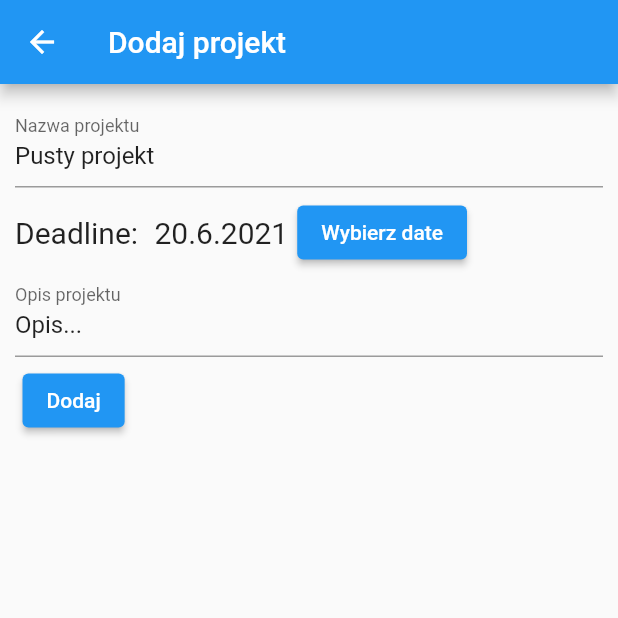
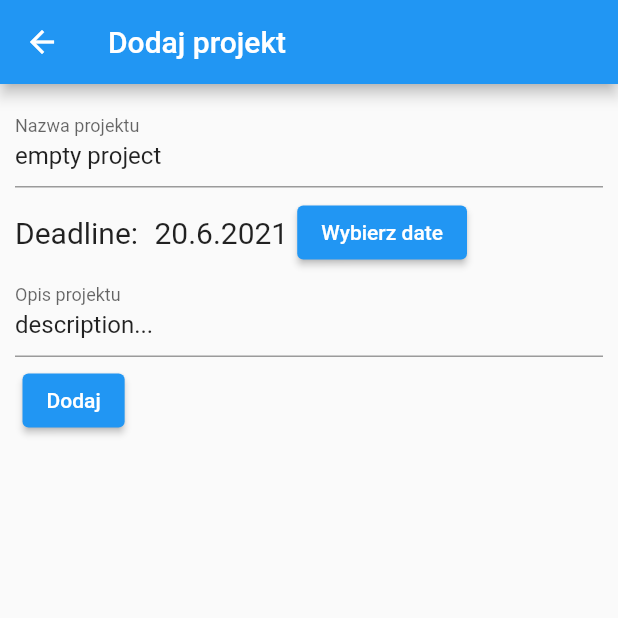
Before and after one commit to koper784/zrub, a Flutter app: the screen it shows after launch, after a tap on "Dodaj projekt", on a phone screen of 412 x 824 dp, the top half of it. Run offline on Flutter 3.47's test engine with Material 2 defaults, Android fonts, the phone set to English and light mode, and no system bars; our stand-ins replace localstorage.

Commit message:
Wszystko dziala, nie ma jeszcze szukania

```diff
--- a/lib/add_project.dart
+++ b/lib/add_project.dart
@@ -12,11 +12,11 @@ class MyAddProjPage extends StatefulWidget {
 class _MyAddProjPageState extends State<MyAddProjPage> {
   Project proj = Project(
       projDeadline: DateTime.now(),
-      projDesc: 'Opis...',
+      projDesc: 'description...',
       projIsDone: false,
       projProgress: 0.0,
       projTasks: [],
-      projTitle: 'Pusty projekt');
+      projTitle: 'empty project');
 
   final _formKey = GlobalKey<FormState>();
 
@@ -119,7 +119,7 @@ class _MyAddProjPageState extends State<MyAddProjPage> {
                       proj.projDesc = desc;
                       proj.projDeadline = date;
                       _addProject(proj);
-                      Navigator.pop(context);
+                      Navigator.pop(context, 'pipi');
                     }
                   },
                 ),
--- a/lib/main.dart
+++ b/lib/main.dart
@@ -1,4 +1,9 @@
 import 'package:flutter/material.dart';
+import 'package:zrub/add_project.dart';
+import 'package:zrub/add_task.dart';
+import 'package:zrub/edit_project.dart';
+import 'package:zrub/edit_task.dart';
+import 'package:zrub/tasks.dart';
 import 'projects.dart';
 
 void main() {
@@ -14,7 +19,15 @@ class MyApp extends StatelessWidget {
       theme: ThemeData(
         primarySwatch: Colors.blue,
       ),
-      home: MyProjectsPage(),
+      initialRoute: '/projects',
+      routes: {
+        '/projects': (context) => MyProjectsPage(),
+        '/addProj': (context) => MyAddProjPage(),
+        '/editProj': (context) => MyEditProjPage(),
+        '/tasks': (context) => MyTasksPage(),
+        '/addTask': (context) => MyAddTaskPage(),
+        '/editTask': (context) => MyEditTaskPage()
+      },
     );
   }
 }
--- a/lib/projects.dart
+++ b/lib/projects.dart
@@ -5,6 +5,7 @@ import 'package:zrub/tasks.dart' as taskPage;
 import 'dart:convert';
 import 'edit_project.dart' as editProjPage;
 import 'add_project.dart';
+import 'package:localstorage/localstorage.dart';
 
 int getSelectedProject() {
   return _MyProjectsPageState.selectedProject;
@@ -12,6 +13,12 @@ int getSelectedProject() {
 
 void setSelectedProject(int n) {
   _MyProjectsPageState.selectedProject = n;
+}
+
+setProgresses() {
+  for (int i = 0; i < sprojs.items.length; i++) {
+    sprojs.items[i].setProgress();
+  }
 }
 
 Future<List<Project>> getProjectAsset() async {
@@ -57,11 +64,31 @@ class _MyProjectsPageState extends State<MyProjectsPage> {
     return projects;
   }
 
-  Widget _endProjButton(Project proj) {
+  _saveToStorage() {
+    storage.setItem('projects', sprojs.toJson());
+  }
+
+  _deleteProj() {
+    setState(() {
+      sprojs.items.removeAt(selectedProject);
+      selectedProject = 0;
+    });
+    _saveToStorage();
+  }
+
+  Widget _endProjButton() {
     return ElevatedButton(
-        onPressed: () {},
+        onPressed: () {
+          setState(() {
+            sprojs.items[selectedProject].projIsDone =
+                !sprojs.items[selectedProject].projIsDone;
+            _saveToStorage();
+          });
+        },
         child: Text(
-          proj.projIsDone == true ? 'Wznów projekt' : 'Zakończ projekt',
+          sprojs.items[selectedProject].projIsDone == true
+              ? 'Wznów projekt'
+              : 'Zakończ projekt',
         ));
   }
 
@@ -220,65 +247,53 @@ class _MyProjectsPageState extends State<MyProjectsPage> {
                       ],
                     ),
                     Padding(padding: const EdgeInsets.all(10.0)),
-                    // FutureBuilder(
-                    //     future: loadProjects(),
-                    //     builder:
-                    //         (context, AsyncSnapshot<List<Project>> snapshot) {
-                    //       projects = snapshot.data ?? [];
-                    //       //projectsToSave = projects;
-                    //       if (snapshot.hasData) {
-                    //         return Expanded(
-                    //             child: ListView(
-                    //                 children: _getProjectsWidgets(
-                    //                     _displayDone, projects)));
-                    //       } else if (snapshot.hasError) {
-                    //         return Text("${snapshot.error}");
-                    //       }
-                    //       return CircularProgressIndicator();
-                    //     }),
                     FutureBuilder(
                         future: storage.ready,
                         builder: (context, AsyncSnapshot snapshot) {
-                          if (snapshot.data == null) {
-                            return Center(
-                              child: CircularProgressIndicator(),
-                            );
-                          }
+                          if (snapshot.hasData) {
                             if (!initialized) {
                               var items = storage.getItem('projects');
                               if (items != null) {
                                 sprojs.items = List<Project>.from(
-                                (items as List)
-                                    .map((item) => Project.fromJson(item)),
-                              );
+                                    items.map((x) => Project.fromJson(x)));
+                              }
                             }
                             initialized = true;
-                          }
+
                             return Expanded(
                                 child: ListView(
                                     children: _getProjectsWidgets(
                                         _displayDone, sprojs.items)));
+                          } else if (snapshot.hasError) {
+                            return Text("${snapshot.error}");
+                          }
+                          return CircularProgressIndicator();
                         }),
                   ],
                 ),
               ),
               Expanded(
                 child: FutureBuilder(
-                  future: loadProjects(),
-                  builder: (context, AsyncSnapshot<List<Project>> snapshot) {
-                    projects = snapshot.data ?? [];
-                    if (snapshot.hasData) {
+                  future: storage.ready,
+                  builder: (context, AsyncSnapshot snapshot) {
+                    if (snapshot.hasData && sprojs.items.length > 0) {
                       return Container(
                           padding: const EdgeInsets.all(8.0),
                           child: ListView(
-                              children: _getProjInfo(
-                                  _displayDone, projects[selectedProject])));
+                              children: _getProjInfo(_displayDone,
+                                  sprojs.items[selectedProject])));
                     } else if (snapshot.hasError) {
                       return Text("${snapshot.error}");
                     }
+                    if (sprojs.items.length == 0) {
+                      return Container(
+                          alignment: Alignment.center,
+                          child: Text('Nic tu nie ma'));
+                    } else {
                       return Container(
                           alignment: Alignment.center,
                           child: CircularProgressIndicator());
+                    }
                   },
                 ),
               ),
@@ -314,10 +329,9 @@ class _MyProjectsPageState extends State<MyProjectsPage> {
                     ),
                     ElevatedButton(
                         onPressed: () {
-                          Navigator.push(
-                              context,
-                              MaterialPageRoute(
-                                  builder: (context) => MyAddProjPage()));
+                          Navigator.of(context)
+                              .pushNamed('/addProj')
+                              .then((value) => setState(() {}));
                         },
                         child: Text('Dodaj projekt')),
                     Padding(
@@ -325,31 +339,47 @@ class _MyProjectsPageState extends State<MyProjectsPage> {
                     ),
                     ElevatedButton(
                         onPressed: () {
-                          Navigator.push(
-                              context,
-                              MaterialPageRoute(
-                                  builder: (context) =>
-                                      editProjPage.MyEditProjPage()));
+                          Navigator.of(context)
+                              .pushNamed('/editProj')
+                              .then((value) => setState(() {}));
                         },
                         child: Text('Edytuj projekt')),
                     Padding(
                       padding: const EdgeInsets.all(10.0),
                     ),
                     ElevatedButton(
-                        onPressed: () {}, child: Text('Usuń projekt')),
+                        onPressed: () {
+                          _deleteProj();
+                        },
+                        child: Text('Usuń projekt')),
                     Padding(
                       padding: const EdgeInsets.all(10.0),
                     ),
                     ElevatedButton(
                         onPressed: () {
-                          Navigator.push(
-                              context,
-                              MaterialPageRoute(
-                                  builder: (context) =>
-                                      taskPage.MyTasksPage()));
+                          Navigator.of(context)
+                              .pushNamed('/tasks')
+                              .then((value) => setState(() {}));
                         },
                         child: Text('Idź do zadań')),
-                    //_endProjButton() TU MUSI BYC FUTURE BUILDER w calej kolumnie
+                    Padding(padding: const EdgeInsets.all(10.0)),
+                    FutureBuilder(
+                      future: storage.ready,
+                      builder: (context, AsyncSnapshot snapshot) {
+                        if (snapshot.hasData && sprojs.items.length > 0) {
+                          return _endProjButton();
+                        } else if (snapshot.hasError) {
+                          return Text("${snapshot.error}");
+                        }
+                        if (sprojs.items.length == 0) {
+                          return Text('');
+                        } else {
+                          return Container(
+                              alignment: Alignment.center,
+                              child: CircularProgressIndicator());
+                        }
+                      },
+                    ),
                   ],
                 ),
               ),
```
Also changed, not shown: lib/add_task.dart (+66 -13 lines), lib/classes.dart (+20 -2 lines), lib/edit_project.dart (+7 -7 lines), lib/edit_task.dart (+58 -36 lines), lib/tasks.dart (+31 -31 lines), 1 other file. Lines whose indentation alone changed are shown as unchanged.
